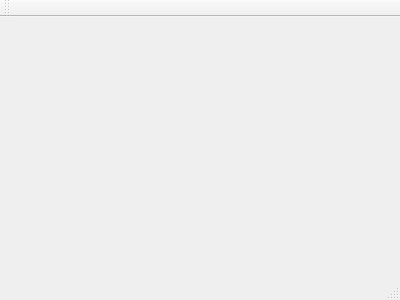
This is Client/reghaabat/mainwindow.ui in nournia/ketabkhaane as Qt 5 draws it before an edit. The edited form follows.
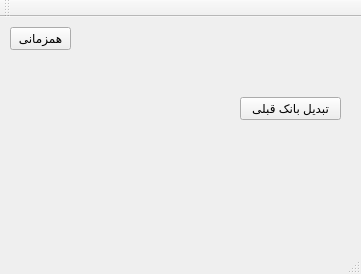
This is the edited form.

The edit to the form file:
```diff
--- a/Client/reghaabat/mainwindow.ui
+++ b/Client/reghaabat/mainwindow.ui
@@ -1,24 +1,66 @@
 <ui version="4.0">
  <class>MainWindow</class>
- <widget class="QMainWindow" name="MainWindow" >
-  <property name="geometry" >
+ <widget class="QMainWindow" name="MainWindow">
+  <property name="geometry">
    <rect>
     <x>0</x>
     <y>0</y>
-    <width>400</width>
-    <height>300</height>
+    <width>361</width>
+    <height>274</height>
    </rect>
   </property>
   <property name="windowTitle" >
    <string>MainWindow</string>
   </property>
-  <widget class="QMenuBar" name="menuBar" />
-  <widget class="QToolBar" name="mainToolBar" />
-  <widget class="QWidget" name="centralWidget" />
-  <widget class="QStatusBar" name="statusBar" />
+  <widget class="QWidget" name="centralWidget">
+   <widget class="QPushButton" name="bConvert">
+    <property name="geometry">
+     <rect>
+      <x>240</x>
+      <y>80</y>
+      <width>101</width>
+      <height>23</height>
+     </rect>
+    </property>
+    <property name="text">
+     <string>تبدیل بانک قبلی</string>
+    </property>
+   </widget>
+   <widget class="QPushButton" name="bSync">
+    <property name="geometry">
+     <rect>
+      <x>10</x>
+      <y>10</y>
+      <width>61</width>
+      <height>23</height>
+     </rect>
+    </property>
+    <property name="text">
+     <string>همزمانی</string>
+    </property>
+   </widget>
+  </widget>
+  <widget class="QMenuBar" name="menuBar">
+   <property name="geometry">
+    <rect>
+     <x>0</x>
+     <y>0</y>
+     <width>361</width>
+     <height>21</height>
+    </rect>
+   </property>
+  </widget>
+  <widget class="QToolBar" name="mainToolBar">
+   <attribute name="toolBarArea">
+    <enum>TopToolBarArea</enum>
+   </attribute>
+   <attribute name="toolBarBreak">
+    <bool>false</bool>
+   </attribute>
+  </widget>
+  <widget class="QStatusBar" name="statusBar"/>
  </widget>
- <layoutDefault spacing="6" margin="11" />
- <pixmapfunction></pixmapfunction>
+ <layoutdefault spacing="6" margin="11"/>
  <resources/>
  <connections/>
 </ui>
```
Left out of the diff: 3 changed lines with no effect on the pictures.
